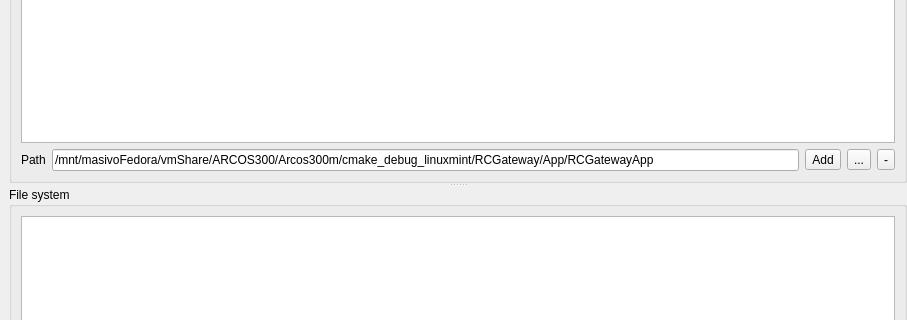
Old version of the form src/widgets/MainWindow.ui in the repository PabloPicose/InstallerCreator; both pictures show x 0 to 907 and y 405 to 725 of the 1202 by 884 pixel window.
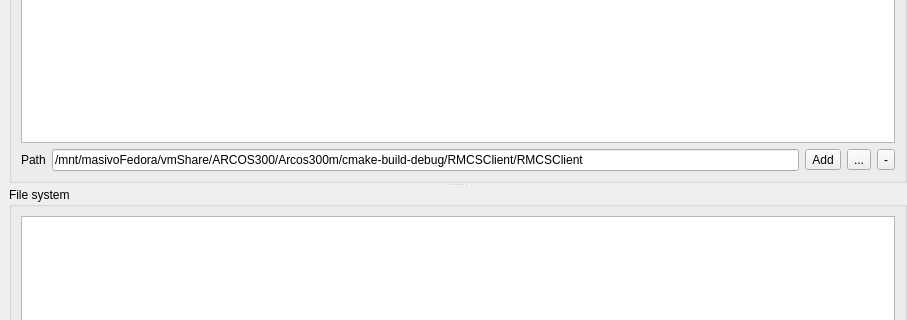
New version of the form.

Commit message: Now the dialog to select binaries show the hidden files too

Patch:
```diff
--- a/src/widgets/MainWindow.ui
+++ b/src/widgets/MainWindow.ui
@@ -71,7 +71,7 @@
              <item>
               <widget class="QLineEdit" name="le_binaryPath">
                <property name="text">
-                <string>/mnt/masivoFedora/vmShare/ARCOS300/Arcos300m/cmake_debug_linuxmint/RCGateway/App/RCGatewayApp</string>
+                <string>/mnt/masivoFedora/vmShare/ARCOS300/Arcos300m/cmake-build-debug/RMCSClient/RMCSClient</string>
                </property>
               </widget>
              </item>
```
The commit also changes 2 other files.
